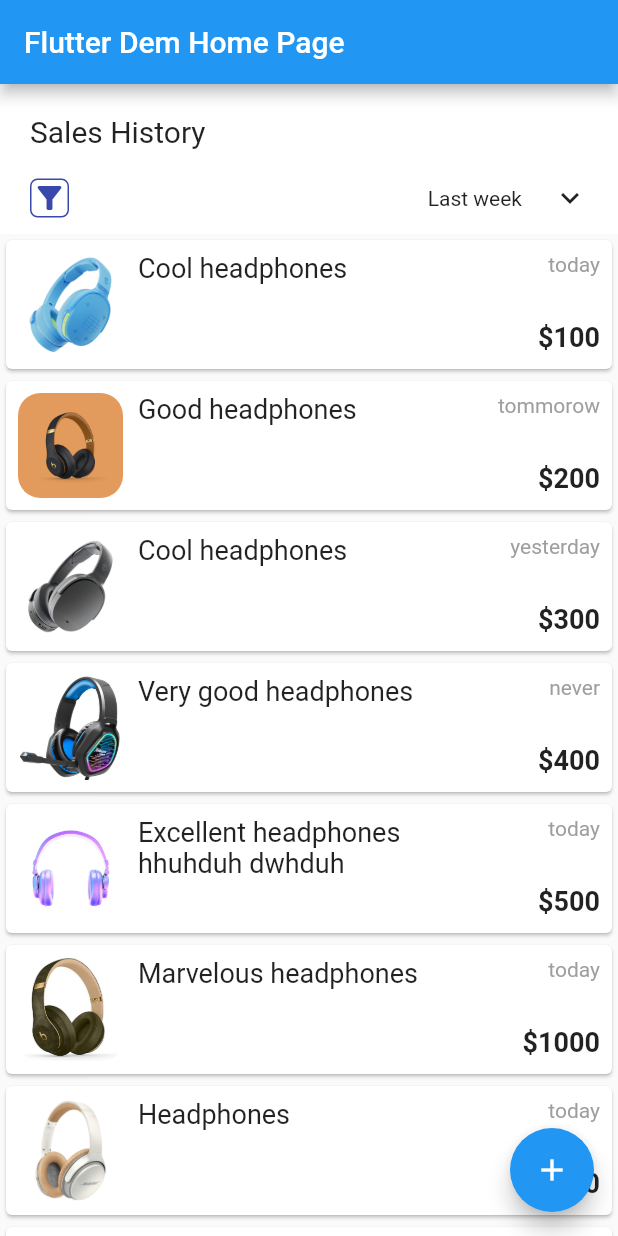
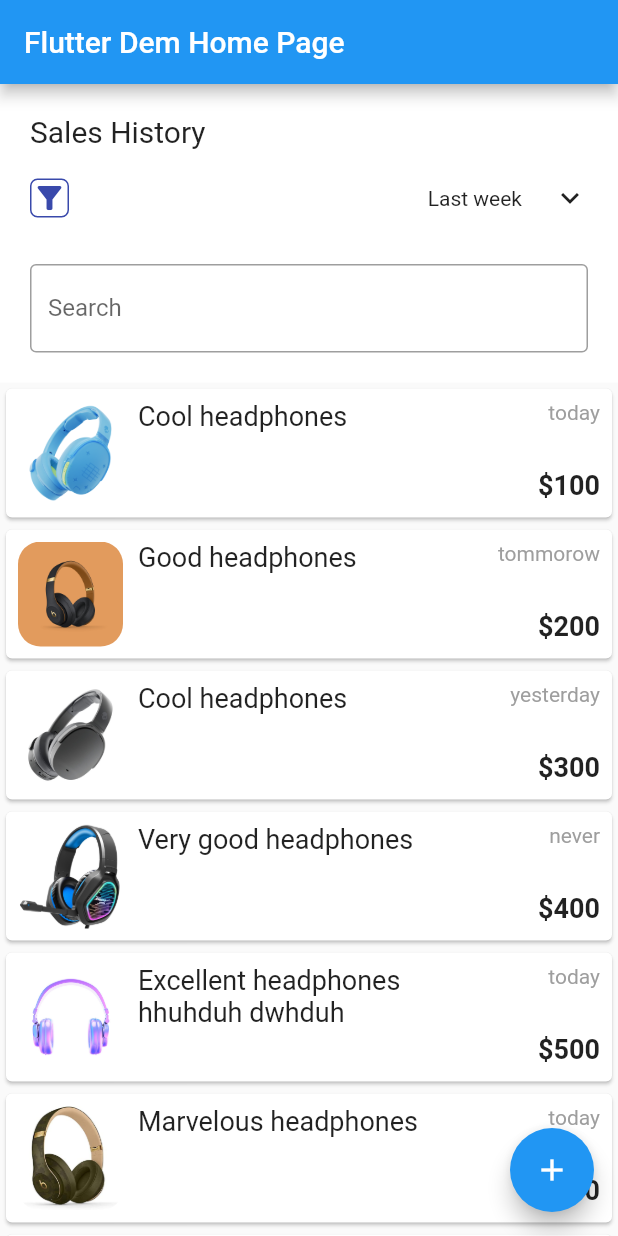
Before and after one commit to ZakharZokhar/flutter_layout, a Flutter app: the screen it shows after launch, on a phone screen of 412 x 824 dp. Run offline on Flutter 3.47's test engine with Material 2 defaults, Android fonts, the phone set to English and light mode, and no system bars; our stand-ins replace bloc, flutter_bloc, freezed_annotation, get_it, injectable.

Commit message:
Промежуточный

```diff
--- a/lib/products/bloc/products_state.dart
+++ b/lib/products/bloc/products_state.dart
@@ -6,5 +6,6 @@ enum ProductsStatus { initial, loaded, searched }
 class ProductsState with _$ProductsState {
   const factory ProductsState(
       {@Default(ProductsStatus.initial) ProductsStatus status,
-      @Default(<Product>[]) List<Product> products}) = _ProductsState;
+      @Default(<Product>[]) List<Product> products,
+      @Default(<Product>[]) List<Product> filteredProducts}) = _ProductsState;
 }
--- a/lib/products/products.dart
+++ b/lib/products/products.dart
@@ -1,3 +1,5 @@
+import 'package:injectable/injectable.dart';
+
 abstract class ProductsRepository {
   Future<List<Product>> getProducts();
 }
@@ -19,6 +21,7 @@ class Product {
   final List<String> labels;
 }
 
+@lazySingleton
 class LocalProductsRepository implements ProductsRepository {
   @override
   Future<List<Product>> getProducts() async {
--- a/lib/widgets/PurchaseListWithBuilder.dart
+++ b/lib/widgets/PurchaseListWithBuilder.dart
@@ -13,7 +13,26 @@ class PurchaseListWithBuilder extends StatelessWidget {
         case ProductsStatus.initial:
           return const Center(child: CircularProgressIndicator());
         case ProductsStatus.loaded:
-          return ListView.builder(
+        case ProductsStatus.searched:
+          return Column(
+            children: [
+              Container(
+                padding: const EdgeInsets.all(20),
+                color: Colors.white,
+                child: TextField(
+                  decoration: const InputDecoration(
+                    border: OutlineInputBorder(),
+                    labelText: 'Search',
+                  ),
+                  onChanged: (search) {
+                    context
+                        .read<ProductsBloc>()
+                        .add(ProductsSearchStringChanged(searchString: search));
+                  },
+                ),
+              ),
+              Expanded(
+                child: ListView.builder(
                   itemCount: state.products.length,
                   prototypeItem: PurchaseCard(
                     product: state.products.first,
@@ -23,18 +42,9 @@ class PurchaseListWithBuilder extends StatelessWidget {
                       product: state.products[index],
                     );
                   },
-          );
-        case ProductsStatus.searched:
-          return ListView.builder(
-            itemCount: state.products.length,
-            prototypeItem: PurchaseCard(
-              product: state.products.first,
                 ),
-            itemBuilder: (context, index) {
-              return PurchaseCard(
-                product: state.products[index],
-              );
-            },
+              ),
+            ],
           );
       }
     });
--- a/pubspec.yaml
+++ b/pubspec.yaml
@@ -39,6 +39,8 @@ dependencies:
   bloc: ^8.0.0
   flutter_bloc: ^8.0.0
   freezed_annotation: ^2.2.0
+  injectable:
+  get_it:
 
 dev_dependencies:
   flutter_test:
@@ -51,7 +53,8 @@ dev_dependencies:
   # rules and activating additional ones.
   flutter_lints: ^2.0.0
   build_runner: ^2.3.2
-  freezed: ^2.2.1
+  freezed:
+  injectable_generator:
 
 # For information on the generic Dart part of this file, see the
 # following page: https://dart.dev/tools/pub/pubspec
```
Also changed, not shown: lib/main.dart (+13 -0 lines), lib/products/bloc/products_bloc.dart (+9 -1 lines), lib/main.config.dart (added), lib/products/bloc/products_bloc.freezed.dart, pubspec.lock. Lines whose indentation alone changed are shown as unchanged.
